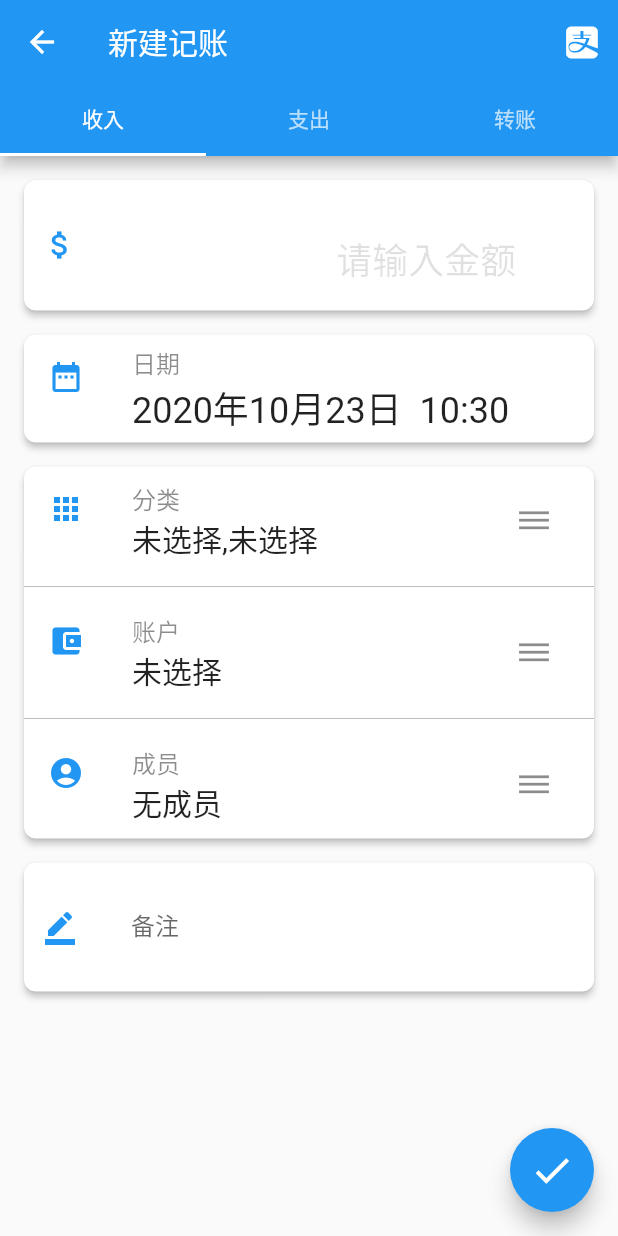
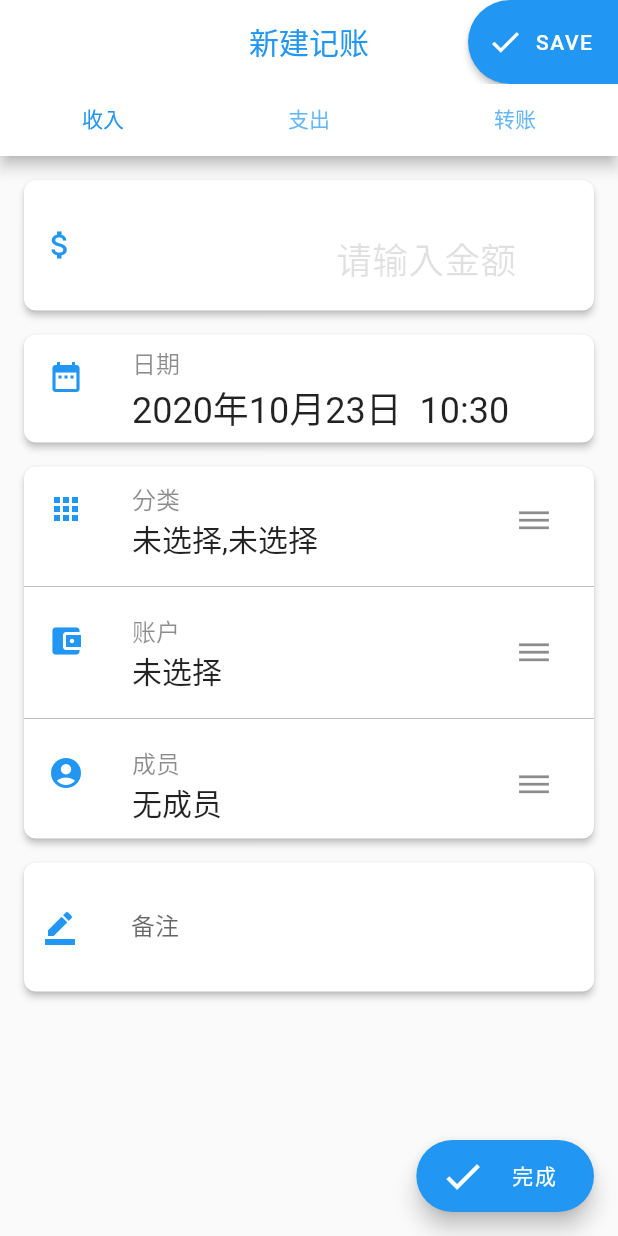
Before and after one commit to STaoZWT/JiZhangApp, a Flutter app: the CardAddBill screen opened directly, on a phone screen of 412 x 824 dp. Run offline on Flutter 3.47's test engine with Material 2 defaults, Android fonts, the phone set to English and light mode, and no system bars; our stand-ins replace charts_flutter, date_format, flutter_datetime_picker, flutter_slidable, flutter_speed_dial, flutter_swiper and 5 more; missing offline and left inert: date_range_picker, flutter_picker, flutter_string_encryption, gesture_recognition; accounts and stored records are empty.

Commit message:
调整记账页面

```diff
--- a/lib/editbill/edit_account_picker_page.dart
+++ b/lib/editbill/edit_account_picker_page.dart
@@ -143,6 +143,7 @@
       floatingActionButton: FloatingActionButton(
         //添加新的account
         child: Icon(Icons.add),
+        backgroundColor: Theme.of(context).primaryColor,
         onPressed: () async {
           //print(accountList.last);
           String newAccount = await inputNewAccount(); //等待输入框返回字符串
--- a/lib/editbill/edit_bill_page.dart
+++ b/lib/editbill/edit_bill_page.dart
@@ -129,19 +129,22 @@
                 )
               ])),
       child: Scaffold(
-        floatingActionButton: FloatingActionButton(
+        floatingActionButton: FloatingActionButton.extended(
           backgroundColor: Theme.of(context).primaryColor,
           onPressed: () {
             billConfirm();
           },
-          child: Icon(
+          icon: Icon(
             Icons.check,
             size: 30,
           ),
+          label: Text("  完成 "),
         ),
         floatingActionButtonLocation: FloatingActionButtonLocation.endFloat,
         appBar: AppBar(
-          title: Text("新建记账"),
+          backgroundColor: Colors.white,
+          centerTitle: true,
+          title: Text("新建记账",style: TextStyle(color: Theme.of(context).primaryColor),),
           actions: <Widget>[
             IconButton(
                 icon: FaIcon(FontAwesomeIcons.alipay),
@@ -156,8 +159,30 @@
                     builder: (context) => AccountCardPage()
                   ));
                 }),
+            AnimatedContainer(
+              margin: EdgeInsets.only(left: 10),
+              duration: Duration(milliseconds: 200),
+              width: (1==1) ? 100 : 0,
+              height: 42,
+              curve: Curves.decelerate,
+              child: RaisedButton.icon(
+                color: Theme.of(context).accentColor,
+                textColor: Colors.white,
+                shape: RoundedRectangleBorder(
+                    borderRadius: BorderRadius.only(
+                        topLeft: Radius.circular(100),
+                        bottomLeft: Radius.circular(100))),
+                icon: Icon(Icons.done),
+                label: Text(
+                  'SAVE',
+                  style: TextStyle(letterSpacing: 1),
+                ),
+                onPressed: (){billConfirm();},
+              ),
+            )
           ],
           bottom: TabBar(
+            labelColor: Theme.of(context).primaryColor,
             controller: _tabController,
             tabs: tabs,
           ),
--- a/lib/editbill/edit_class_picker_page.dart
+++ b/lib/editbill/edit_class_picker_page.dart
@@ -280,6 +280,7 @@
       floatingActionButton: FloatingActionButton(
           //添加一级分类
           child: Icon(Icons.add),
+          backgroundColor: Theme.of(context).primaryColor,
           onPressed: () async {
             Map newCategory1 = await inputNewCategory1();
             //print(newCategory1);
--- a/lib/editbill/edit_member_picker_page.dart
+++ b/lib/editbill/edit_member_picker_page.dart
@@ -148,6 +148,7 @@
       floatingActionButton: FloatingActionButton(
         //添加新的account
         child: Icon(Icons.add),
+        backgroundColor: Theme.of(context).primaryColor,
         onPressed: () async {
           String newMember = await inputNewMember(); //等待输入框返回字符串
           if (newMember != null) {
```
Also changed, not shown: lib/total/account_card.dart (+8 -2 lines).
